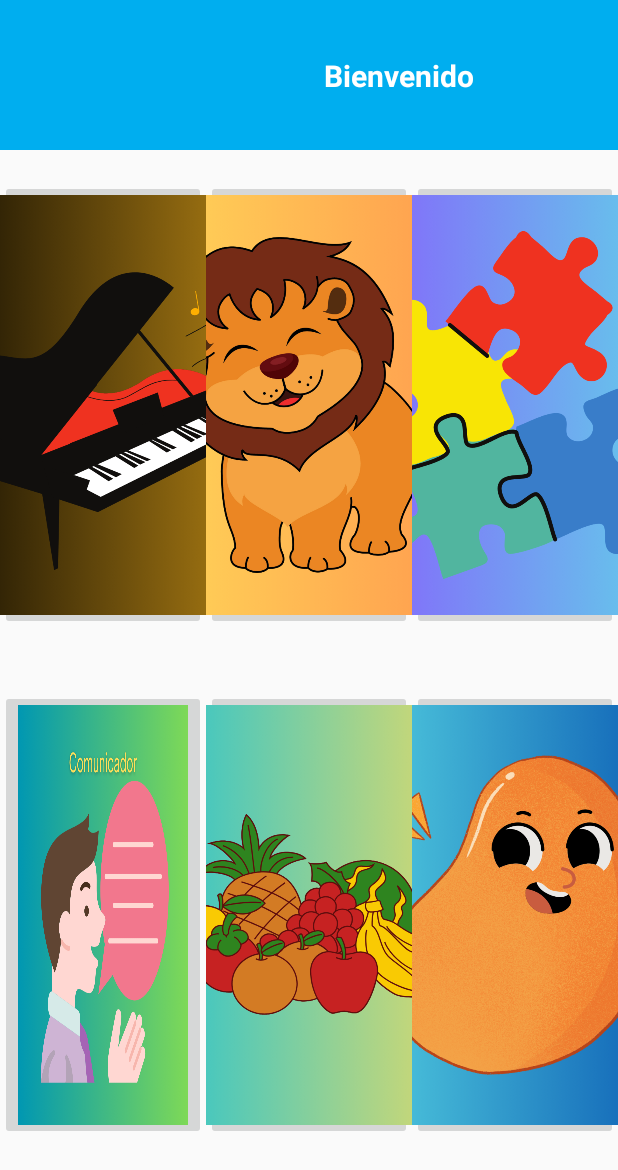
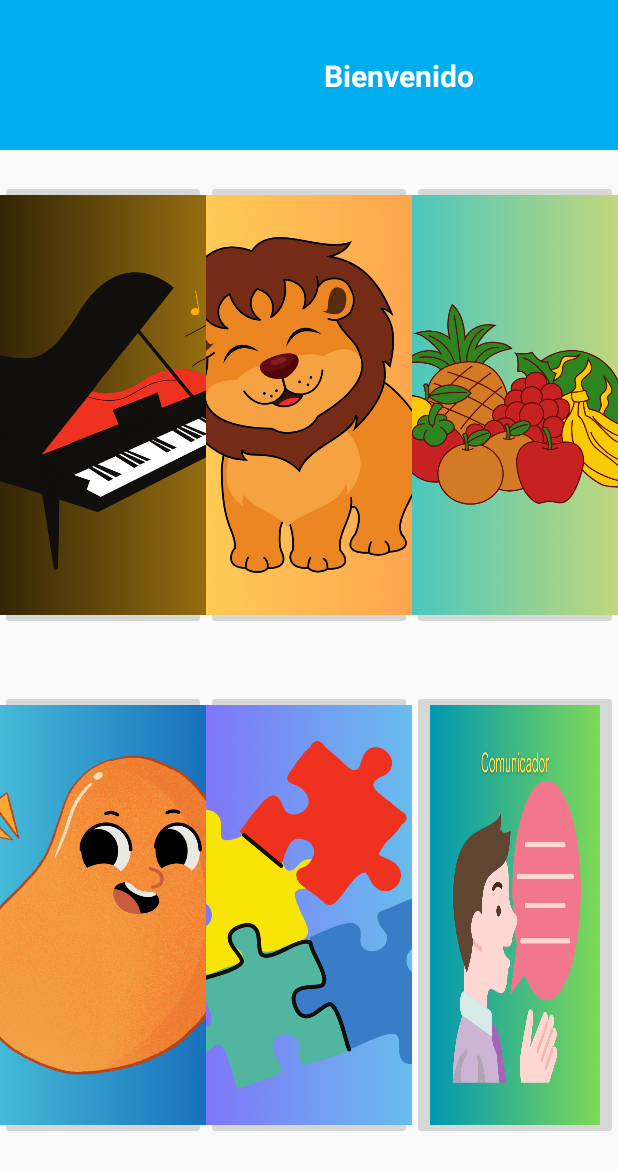
Before and after one commit to a01721732/AppNuevoAmanecer, an Android app: the layout activity_main.xml on its own in the app's theme, with its tools: preview values and no code run, on a phone screen of 412 x 824 dp. Shown: the top 1170 px of the screen. Run offline under Robolectric (Android 15) with nearby library versions, the phone set to English and light mode, and no system bars.

Commit message:
Modificar leon, titulos, pruebas

```diff
--- a/NuevoAmanecer2/app/src/main/java/com/nuevo/nuevoamanecer/Communicador8.kt
+++ b/NuevoAmanecer2/app/src/main/java/com/nuevo/nuevoamanecer/Communicador8.kt
@@ -61,6 +61,7 @@ class Communicador8 : AppCompatActivity(), TextToSpeech.OnInitListener {
 
         regresarBtn.setOnClickListener{
             val intent = Intent(this, Communicador1::class.java)
+            intent.putExtra("key", sentenceArea.text.toString())
             startActivity(intent)
         }
 
--- a/NuevoAmanecer2/app/src/main/java/com/nuevo/nuevoamanecer/PersonalizacionAlumno.kt
+++ b/NuevoAmanecer2/app/src/main/java/com/nuevo/nuevoamanecer/PersonalizacionAlumno.kt
@@ -163,16 +163,19 @@ class PersonalizacionAlumno : AppCompatActivity() {
         return spinnerNames?.selectedItem as String
     }
 
+    // Guardar el id del psicologo en shared preferences
     private fun getPsychologistIdFromPreferences(): Int {
         val sharedPreferences = getSharedPreferences("AppPrefs", MODE_PRIVATE)
         return sharedPreferences.getInt("psicologoId", -1)
     }
 
+    // Sacar el id del psicologo en shared preferences
     private fun getPsychologistNameFromPreferences(): String {
         val sharedPreferences = getSharedPreferences("AppPrefs", MODE_PRIVATE)
         return sharedPreferences.getString("psicologoName", "DefaultName") ?: "DefaultName"
     }
 
+    // Mostrar dialogo de exito
     private fun showUpdateSuccessDialog(studentName: String?, cognitiveLevel: Int) {
         val dialogBuilder = AlertDialog.Builder(this)
         dialogBuilder.setTitle("Actualización Exitosa")
@@ -187,10 +190,11 @@ class PersonalizacionAlumno : AppCompatActivity() {
         dialogBuilder.create().show()
     }
 
+    // Cargar estudiantes
     private fun loadStudents(idPsicologo: Int) {
         retrofitInstance?.create(EstudianteApiService::class.java)?.getStudents(idPsicologo)?.enqueue(object : Callback<List<Estudiante?>> {
             override fun onResponse(call: Call<List<Estudiante?>>, response: Response<List<Estudiante?>>) {
-                if (response.isSuccessful) {
+                if (response.isSuccessful) { // Checar que la respuesta este correcta y que no sea null
                     val students = response.body() ?: emptyList()
                     val studentNames = students.mapNotNull { it?.name }
                     studentsList = students
--- a/NuevoAmanecer2/app/src/main/java/com/nuevo/nuevoamanecer/PersonalizacionSelec.kt
+++ b/NuevoAmanecer2/app/src/main/java/com/nuevo/nuevoamanecer/PersonalizacionSelec.kt
@@ -86,6 +86,8 @@ class PersonalizacionSelec : AppCompatActivity() {
 
     companion object {
         private const val IMAGE_PICK_CODE = 1000
+
+        // Tipos de botones
         private const val BUTTON_TYPE_PUZZLE = "puzzle"
         private const val BUTTON_TYPE_FATHER = "father"
         private const val BUTTON_TYPE_MOTHER = "mother"
@@ -166,7 +168,7 @@ class PersonalizacionSelec : AppCompatActivity() {
         })
     }
 
-    private fun startImagePicker() {
+    private fun startImagePicker() { // Iniciar el selector de imagenes
         val intent = Intent(Intent.ACTION_GET_CONTENT)
         intent.type = "image/*"
         startActivityForResult(Intent.createChooser(intent, "Select Picture"), IMAGE_PICK_CODE)
--- a/NuevoAmanecer2/app/src/main/java/com/nuevo/nuevoamanecer/PuzzlePieceView.kt
+++ b/NuevoAmanecer2/app/src/main/java/com/nuevo/nuevoamanecer/PuzzlePieceView.kt
@@ -8,6 +8,9 @@ import android.widget.ImageView
 import android.widget.TextView
 import androidx.core.content.ContextCompat
 
+
+// Clase personalizada para mostrar las piezas del puzzle
+//Tiene la imagen, y un numero para la pieza
 class PuzzlePieceView(context: Context, val pieceNumber: Int) : FrameLayout(context) {
     val imageView: ImageView = ImageView(context).apply {
         scaleType = ImageView.ScaleType.CENTER_CROP
@@ -23,7 +26,7 @@ class PuzzlePieceView(context: Context, val pieceNumber: Int) : FrameLayout(cont
         }
     }
 
-    init {
+    init { // Inicializar el PuzzlePieceView
         addView(imageView)
         addView(numberView)
         numberView.apply {
@@ -34,6 +37,7 @@ class PuzzlePieceView(context: Context, val pieceNumber: Int) : FrameLayout(cont
         }
     }
 
+    // Bitmap
     fun setImageBitmap(bitmap: Bitmap) {
         imageView.setImageBitmap(bitmap)
     }
--- a/NuevoAmanecer2/app/src/main/res/layout/activity_game2.xml
+++ b/NuevoAmanecer2/app/src/main/res/layout/activity_game2.xml
@@ -37,7 +37,7 @@
             android:layout_marginTop="16dp"
             android:background="@drawable/button_rounded_edges"
             android:backgroundTint="@color/nuevoAmarillo"
-            android:text="Juego de Leon"
+            android:text="Juego de León"
             android:textAllCaps="false"
             android:textColor="@color/black"
             android:textSize="16sp"
@@ -63,6 +63,6 @@
         android:src="@drawable/leon"
         app:layout_constraintStart_toStartOf="parent"
         app:layout_constraintEnd_toEndOf="parent"
-        app:layout_constraintTop_toBottomOf="@id/headerConstraintLayout"
-        app:layout_constraintBottom_toBottomOf="parent" />
+        app:layout_constraintTop_toBottomOf="@id/headerConstraintLayout" />
+
 </androidx.constraintlayout.widget.ConstraintLayout>
--- a/NuevoAmanecer2/app/src/main/res/layout/activity_game5.xml
+++ b/NuevoAmanecer2/app/src/main/res/layout/activity_game5.xml
@@ -38,7 +38,7 @@
             android:layout_marginStart="0dp"
             android:layout_marginEnd="100dp"
             android:backgroundTint="@color/nuevoAmarillo"
-            android:text="Juego de Rompecabezas"
+            android:text="Juego de Frutas"
             android:textAllCaps="false"
             android:textColor="@color/black"
             android:textSize="16sp"
--- a/NuevoAmanecer2/app/src/main/res/layout/activity_main.xml
+++ b/NuevoAmanecer2/app/src/main/res/layout/activity_main.xml
@@ -76,14 +76,15 @@
                 android:src="@drawable/iconoleon"
                 tools:src="@drawable/iconoleon" />
 
+
             <ImageButton
-                android:id="@+id/imageButton6"
+                android:id="@+id/imageButton8"
                 android:layout_width="835dp"
                 android:layout_height="match_parent"
                 android:layout_weight="1"
                 android:scaleType="centerCrop"
-                android:src="@drawable/rompecabezas"
-                tools:src="@drawable/rompecabezas" />
+                android:src="@drawable/frutas"
+                tools:src="@drawable/frutas" />
         </LinearLayout>
 
         <LinearLayout
@@ -94,6 +95,24 @@
             android:translationY="-140dp">
 
             <ImageButton
+                android:id="@+id/imageButton9"
+                android:layout_width="835dp"
+                android:layout_height="match_parent"
+                android:layout_weight="1"
+                android:scaleType="centerCrop"
+                android:src="@drawable/papa"
+                tools:src="@drawable/papa" />
+
+            <ImageButton
+                android:id="@+id/imageButton6"
+                android:layout_width="835dp"
+                android:layout_height="match_parent"
+                android:layout_weight="1"
+                android:scaleType="centerCrop"
+                android:src="@drawable/rompecabezas"
+                tools:src="@drawable/rompecabezas" />
+
+            <ImageButton
                 android:id="@+id/imageButton7"
                 android:layout_width="835dp"
                 android:layout_height="match_parent"
@@ -101,24 +120,6 @@
                 android:scaleType="fitXY"
                 android:src="@drawable/comunicador"
                 tools:src="@drawable/comunicador" />
-
-            <ImageButton
-                android:id="@+id/imageButton8"
-                android:layout_width="835dp"
-                android:layout_height="match_parent"
-                android:layout_weight="1"
-                android:scaleType="centerCrop"
-                android:src="@drawable/frutas"
-                tools:src="@drawable/frutas" />
-
-            <ImageButton
-                android:id="@+id/imageButton9"
-                android:layout_width="835dp"
-                android:layout_height="match_parent"
-                android:layout_weight="1"
-                android:scaleType="centerCrop"
-                android:src="@drawable/papa"
-                tools:src="@drawable/papa" />
         </LinearLayout>
     </LinearLayout>
 
```
Also changed, not shown: NuevoAmanecer2/app/src/main/AndroidManifest.xml (+2 -5 lines), NuevoAmanecer2/app/src/main/java/com/nuevo/nuevoamanecer/ActivityGame3.kt (+10 -5 lines), NuevoAmanecer2/app/src/main/java/com/nuevo/nuevoamanecer/ActivityGame5.kt (+8 -9 lines), NuevoAmanecer2/app/src/main/java/com/nuevo/nuevoamanecer/MainActivity.kt (+6 -4 lines), NuevoAmanecer2/app/src/main/java/com/nuevo/nuevoamanecer/PersonalizacionFamilia.kt (deleted, +0 -30 lines), 70 other files.
